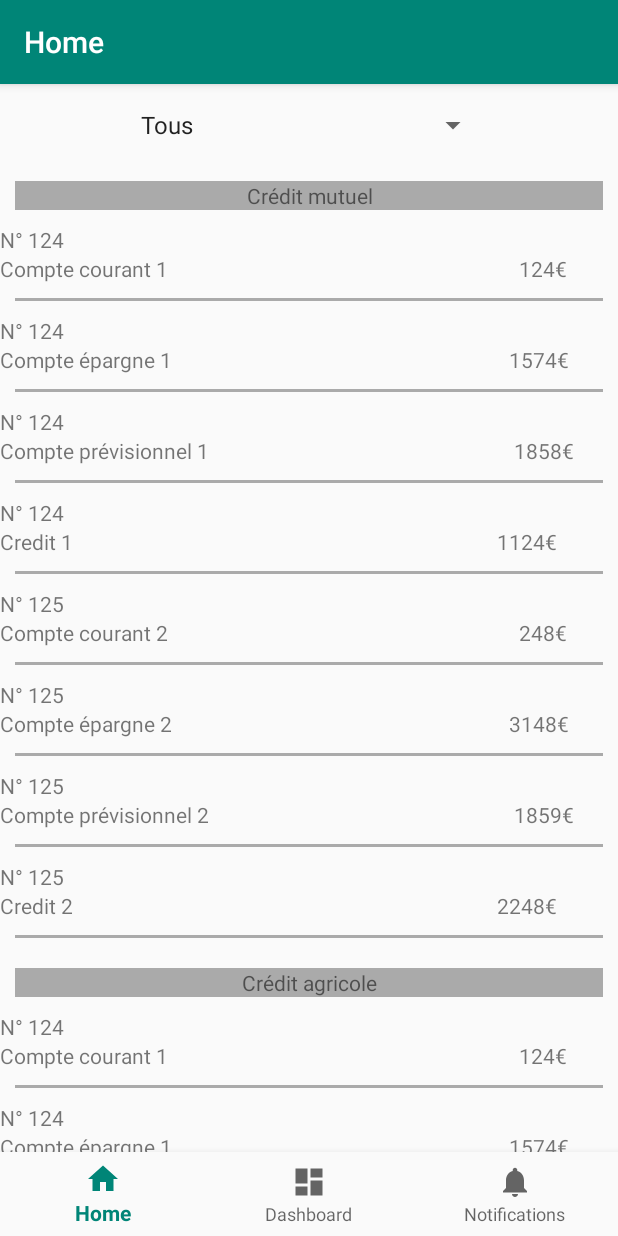
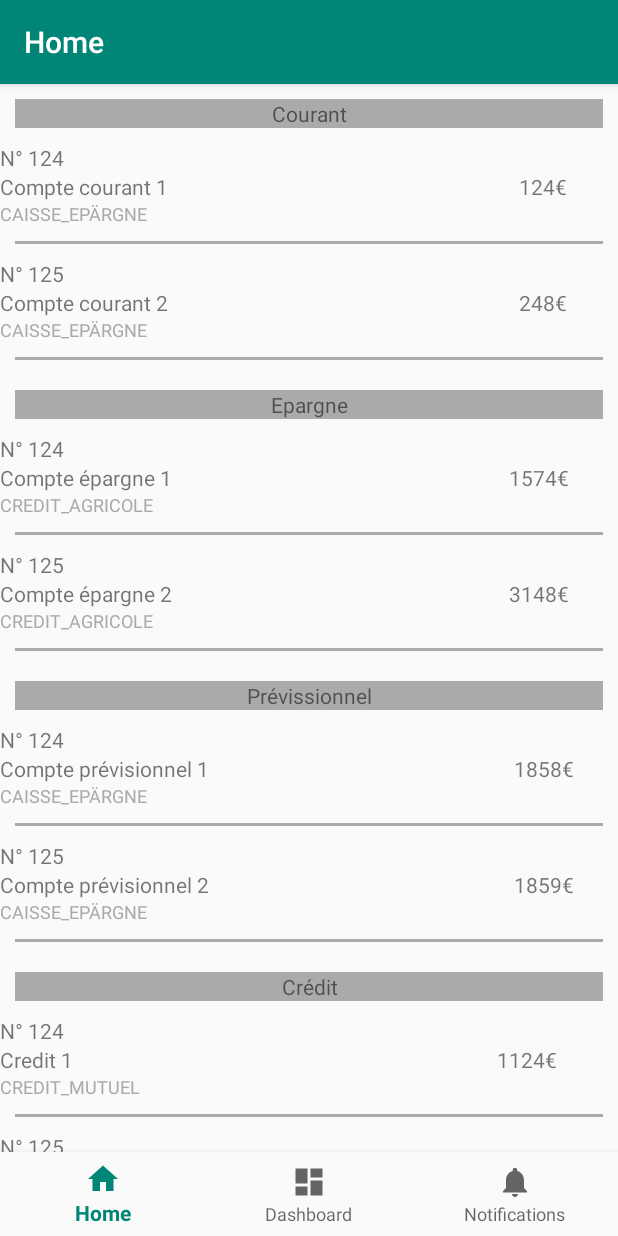
Before and after one commit to Thessalene/PowerBProjectAndroid, an Android app: the screen it shows after launch (MainActivity), on a phone screen of 412 x 824 dp. Run offline under Robolectric (Android 15) with nearby library versions, the phone set to English and light mode, and no system bars; our stand-ins replace navigation-ui.

Commit message:
Sort account list by category

```diff
--- a/app/src/main/java/fr/perso/project/android/powerbapplication/adapter/AccountAdapter.kt
+++ b/app/src/main/java/fr/perso/project/android/powerbapplication/adapter/AccountAdapter.kt
@@ -10,10 +10,10 @@ import android.widget.RelativeLayout
 import android.widget.TextView
 import androidx.recyclerview.widget.RecyclerView
 import fr.perso.project.android.powerbapplication.R
+import fr.perso.project.android.powerbapplication.model.enums.EAccountCategory
 import fr.perso.project.android.powerbproject.model.Account
 import fr.perso.project.android.powerbproject.model.Bank
 import kotlinx.android.synthetic.main.list_item_account.view.*
-import org.w3c.dom.Text
 
 /**
  * Created on 25/04/2020 - 13:29.
@@ -21,39 +21,42 @@ import org.w3c.dom.Text
  *
  * @author : JEAN-LOUIS Thessalène
  */
-class AccountAdapter(val context : Context, var bankList : List<Bank>) :
+class AccountAdapter(val context : Context, var accountList : List<Account>) :
     RecyclerView.Adapter<AccountAdapter.ViewHolder>() {
 
     companion object{
-        private const val TYPE_BANK_HEADER = 0
+        private const val TYPE_HEADER = 0
         private const val TYPE_ACCOUNT = 1
         val accountOrHeaderList = ArrayList<AccountOrHeader>()
     }
 
     init {
-        convertBankListToAccountOrHeaderList(bankList)
+        convertAccountListToAccountOrHeaderList(accountList)
     }
 
     class AccountOrHeader(val header : Header?, val account : Account?, val type : Int)
 
-    class Header(val bankName : String)
+    class Header(val accountCategory : String)
 
-    fun convertBankListToAccountOrHeaderList(bankList: List<Bank>){
-
-        for(bank in bankList){
-            accountOrHeaderList.add(AccountOrHeader(Header(bank.bankName.libelle), null, TYPE_BANK_HEADER))
-            for(account in bank.accounts){
+    fun convertAccountListToAccountOrHeaderList(accountList: List<Account>){
+        for(category in EAccountCategory.values()) {
+            accountOrHeaderList.add(AccountOrHeader(Header(category.categoryName), null, TYPE_HEADER))
+            println("CATEGORY : " + category.name)
+            accountList.asSequence().filter { o -> o.category==category }
+                .forEach { println(it.accountName + " " + it.bankName + " " + it.solde) }
+            for(account in accountList.asSequence().filter { o -> o.category==category }.toList()){
                 accountOrHeaderList.add(AccountOrHeader(null, account, TYPE_ACCOUNT))
             }
         }
     }
 
     class ViewHolder(val view : View) : RecyclerView.ViewHolder(view){
-        val bankHeader = view.tv_bank_header_part as TextView
+        val header = view.tv_bank_header_part as TextView
         val relativeLayoutAccountPart = view.relativeLayout_account_part as RelativeLayout
         val accountNumber = view.tv_account_number as TextView
         val accountName = view.tv_account_name as TextView
         val accountSolde = view.tv_account_solde as TextView
+        val accountBankName = view.tv_account_bankName as TextView
     }
 
     override fun onCreateViewHolder(parent: ViewGroup, viewType: Int): AccountAdapter.ViewHolder {
@@ -68,20 +71,21 @@ class AccountAdapter(val context : Context, var bankList : List<Bank>) :
         val item = accountOrHeaderList[position]
 
 //        for(account in accountOrHeaderList){
-//            println("ON BIND Bank: " + account.header?.bankName)
+//            println("ON BIND Bank: " + account.header?.accountCategory)
 //            println("ON BIND Account: " + account.account?.accountName)
 //        }
 
-        if(item.type == TYPE_BANK_HEADER){
-            holder.bankHeader.visibility = VISIBLE
+        if(item.type == TYPE_HEADER){
+            holder.header.visibility = VISIBLE
             holder.relativeLayoutAccountPart.visibility = GONE
-            holder.bankHeader.text = item.header?.bankName
+            holder.header.text = item.header?.accountCategory
         } else {
-            holder.bankHeader.visibility = GONE
+            holder.header.visibility = GONE
             holder.relativeLayoutAccountPart.visibility = VISIBLE
             holder.accountNumber.text = context.getString(R.string.lbl_number_account,item.account?.number)
             holder.accountName.text = "${item.account?.accountName}"
             holder.accountSolde.text = context.getString(R.string.lbl_amount_euro,item.account?.solde)
+            holder.accountBankName.text = item.account?.bankName?.name
             //println("TEST : " + "${item.account?.number}" + "${item.account?.accountName}" + "${item.account?.solde}")
         }
     }
--- a/app/src/main/java/fr/perso/project/android/powerbapplication/mocks/MockClass.kt
+++ b/app/src/main/java/fr/perso/project/android/powerbapplication/mocks/MockClass.kt
@@ -60,12 +60,12 @@ class MockClass {
                     EAccountCategory.CURRENT, transactionList))
                 //accountList.add(Account(123+i,"Compte courant ${i}",15*i,EAccountCategory.CURRENT, transactionList2))
                 accountList.add(Account(123+i,"Compte épargne ${i}",1574*i,
-                    EAccountCategory.SAVING, transactionList3))
+                    EAccountCategory.SAVING, transactionList3, EBankName.CREDIT_AGRICOLE))
                 //accountList.add(Account(123+i,"Compte épargne ${i}",140*i,EAccountCategory.SAVING, transactionList))
                 accountList.add(Account(123+i,"Compte prévisionnel ${i}",1857+i,
                     EAccountCategory.FORECAST, transactionList2))
                 accountList.add(Account(123+i,"Credit ${i}",1124*i,
-                    EAccountCategory.CREDIT, transactionList3))
+                    EAccountCategory.CREDIT, transactionList3, EBankName.CREDIT_MUTUEL))
             }
             return accountList
         }
--- a/app/src/main/java/fr/perso/project/android/powerbapplication/model/Account.kt
+++ b/app/src/main/java/fr/perso/project/android/powerbapplication/model/Account.kt
@@ -1,6 +1,7 @@
 package fr.perso.project.android.powerbproject.model
 
 import fr.perso.project.android.powerbapplication.model.enums.EAccountCategory
+import fr.perso.project.android.powerbproject.model.enums.EBankName
 
 /**
  * Created on 25/04/2020 - 11:44.
@@ -8,7 +9,13 @@ import fr.perso.project.android.powerbapplication.model.enums.EAccountCategory
  *
  * @author : JEAN-LOUIS Thessalène
  */
-class Account(val number : Int, val accountName:String, val solde: Int, val category: EAccountCategory, val transactions:List<Transaction>){
+class Account(
+    val number : Int,
+    val accountName:String,
+    val solde: Int,
+    val category: EAccountCategory,
+    val transactions:List<Transaction>,
+    val bankName : EBankName= EBankName.CAISSE_EPÄRGNE){
 
     override fun toString(): String {
         return "${number} - $accountName"
--- a/app/src/main/java/fr/perso/project/android/powerbapplication/ui/home/HomeFragment.kt
+++ b/app/src/main/java/fr/perso/project/android/powerbapplication/ui/home/HomeFragment.kt
@@ -14,66 +14,24 @@ import fr.perso.project.android.powerbapplication.R
 import fr.perso.project.android.powerbapplication.adapter.AccountAdapter
 import fr.perso.project.android.powerbproject.mocks.MockClass.Companion.mockBankList
 import fr.perso.project.android.powerbapplication.model.enums.EAccountCategory
-import fr.perso.project.android.powerbproject.model.Bank
+import fr.perso.project.android.powerbproject.mocks.MockClass.Companion.mockAccountList
+import fr.perso.project.android.powerbproject.model.Account
 import kotlinx.android.synthetic.main.fragment_home.view.*
 
 class HomeFragment : Fragment() {
 
-
     private var ACCOUNT_FILTER : String = "Tous"
-
-    companion object{
-        lateinit var listToDisplay : MutableList<Bank>
-    }
-
 
     override fun onCreateView(inflater: LayoutInflater, container: ViewGroup?, savedInstanceState: Bundle?): View? {
         val view = inflater.inflate(R.layout.fragment_home, container, false)
 
-        listToDisplay = mockBankList()
+        var listToDisplay = mockAccountList()
         val adapterAccount = AccountAdapter(context!!, listToDisplay)
 
-        // Fill recycler view with bankList
+        // Fill recycler view with accountList
         view.recyclerView_accountList.layoutManager = LinearLayoutManager(context, LinearLayoutManager.VERTICAL, false)
         view.recyclerView_accountList.adapter = adapterAccount
 
-        //Fill spinner
-        val stringArray =  resources.getStringArray(R.array.accountChoices)
-        if (view.spinner_account_choice != null) {
-            val adapter = ArrayAdapter(
-                context!!,
-                android.R.layout.simple_spinner_item, stringArray
-            )
-            view.spinner_account_choice.adapter = adapter
-        }
-
-        view.spinner_account_choice.onItemSelectedListener = object : AdapterView.OnItemSelectedListener{
-            override fun onNothingSelected(parent: AdapterView<*>?) =
-                Toast.makeText(context, "NOTHING CHANGED", Toast.LENGTH_SHORT).show()
-
-            override fun onItemSelected(parent: AdapterView<*>?, v: View?, position: Int, id: Long) {
-                Toast.makeText(context, parent?.selectedItem.toString(), Toast.LENGTH_SHORT).show()
-                ACCOUNT_FILTER = parent?.selectedItem.toString()
-                if(ACCOUNT_FILTER == "Tous"){
-                    listToDisplay = mockBankList()
-                    println("LISTE TOUT : " +listToDisplay.toString())
-                } else {
-                    var i = 0
-                    for(bank in listToDisplay){
-                        bank.accounts = bank.accounts.asSequence().filter{ o -> o.category.name.equals(ACCOUNT_FILTER)}.toList()
-                        println("COMPTES : " + bank.accounts.toString())
-                        adapterAccount.notifyItemChanged(i)
-                        i++
-                    }
-                    listToDisplay.removeAt(0)
-                    println("LISTE AUTRE : " +listToDisplay.toString())
-
-                }
-                view.recyclerView_accountList.adapter=adapterAccount
-                adapterAccount.notifyDataSetChanged()
-                println("ENUM LIST : " + EAccountCategory.values().toString())
-            }
-        }
         return view
     }
 
--- a/app/src/main/res/layout/fragment_home.xml
+++ b/app/src/main/res/layout/fragment_home.xml
@@ -4,22 +4,12 @@
     android:layout_height="match_parent"
     xmlns:tools="http://schemas.android.com/tools">
 
-    <Spinner
-        android:id="@+id/spinner_account_choice"
-        android:layout_width="240dp"
-        android:layout_margin="15dp"
-        android:layout_height="wrap_content"
-        android:spinnerMode="dropdown"
-        android:gravity="center"
-        android:layout_centerHorizontal="true"
-        />
-
     <androidx.recyclerview.widget.RecyclerView
         android:id="@+id/recyclerView_accountList"
         android:layout_width="match_parent"
         android:layout_height="match_parent"
+        android:layout_marginBottom="?android:attr/actionBarSize"
         android:orientation="vertical"
-        android:layout_below="@+id/spinner_account_choice"
         />
 
 </RelativeLayout>
--- a/app/src/main/res/layout/list_item_account.xml
+++ b/app/src/main/res/layout/list_item_account.xml
@@ -57,8 +57,18 @@
 
         </LinearLayout>
 
+        <TextView
+            android:id="@+id/tv_account_bankName"
+            android:layout_width="wrap_content"
+            android:layout_height="wrap_content"
+            android:textSize="12sp"
+            android:textColor="@android:color/darker_gray"
+            android:layout_below="@+id/linearLayout_account_detail"
+            tools:text="Caisse d'épargne"
+            />
+
         <View
-            android:layout_below="@+id/linearLayout_account_detail"
+            android:layout_below="@+id/tv_account_bankName"
             android:layout_width="match_parent"
             android:layout_height="2dp"
             android:layout_margin="10dp"
```
